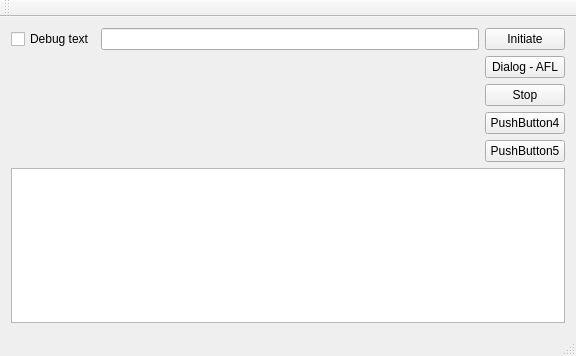
Baldurf/phos_dcs_3, file mainwindow.ui: the form before one commit.
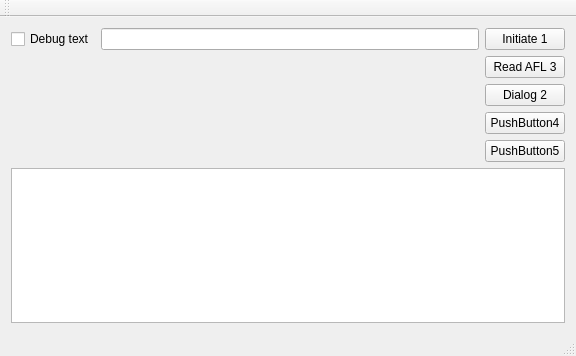
The form after the commit.

Commit message: Small UI and Dialog changes Moved a button, and some renaming. Changed teh dialog, and made a usage guide. Removed aflclass.h from .pro.

The edit to the form file:
```diff
--- a/mainwindow.ui
+++ b/mainwindow.ui
@@ -56,21 +56,21 @@
         <item>
          <widget class="QPushButton" name="pushButton">
           <property name="text">
-           <string>Initiate</string>
-          </property>
-         </widget>
-        </item>
-        <item>
-         <widget class="QPushButton" name="pushButton_2">
-          <property name="text">
-           <string>Dialog - AFL</string>
+           <string>Initiate 1</string>
           </property>
          </widget>
         </item>
         <item>
          <widget class="QPushButton" name="pushButton_3">
           <property name="text">
-           <string>Stop</string>
+           <string>Read AFL 3</string>
+          </property>
+         </widget>
+        </item>
+        <item>
+         <widget class="QPushButton" name="pushButton_2">
+          <property name="text">
+           <string>Dialog 2</string>
           </property>
          </widget>
         </item>
```
The commit also changes 4 other files.
